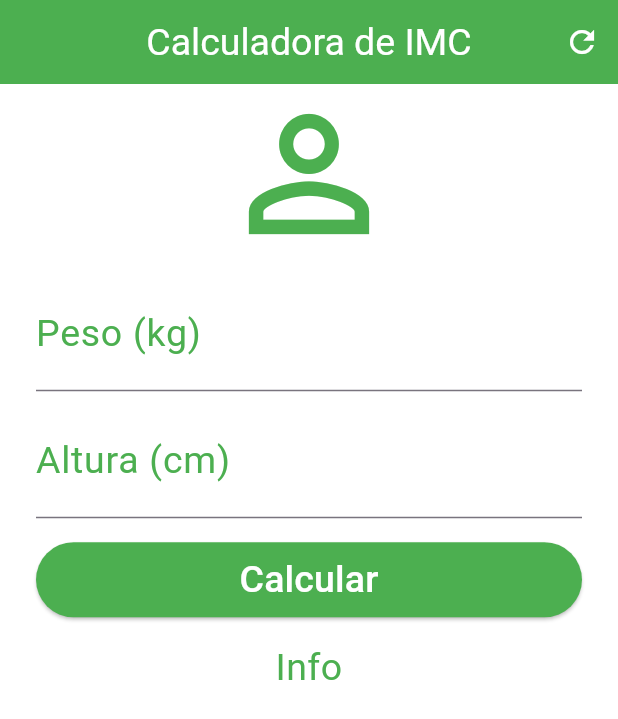
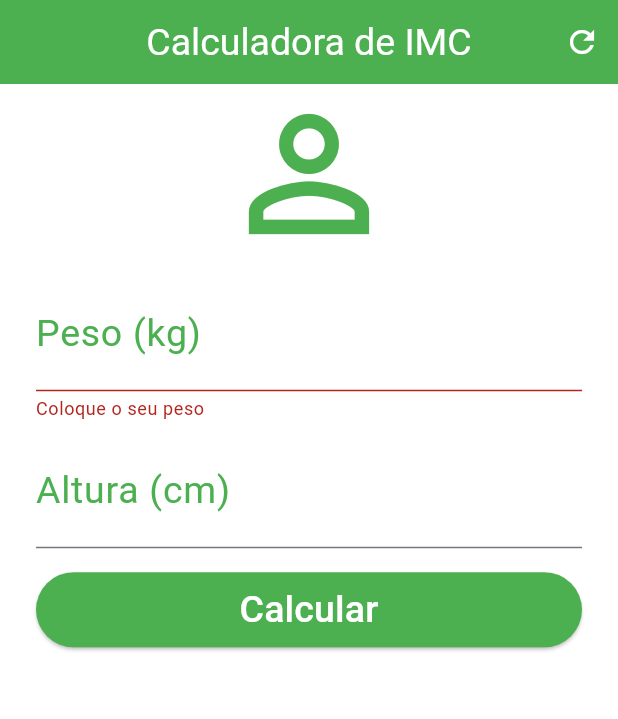
Before and after one commit to MatheusWDB/calculadora_imc, a Flutter app: the screen it shows after launch, after a tap on "Calcular", on a phone screen of 412 x 824 dp. Shown: the top 719 px of the screen. Run offline on Flutter 3.47's test engine with Material 3 defaults, Android fonts, the phone set to English and light mode, and no system bars.

Commit message:
Controller e Cálculos

```diff
--- a/lib/pages/home_page.dart
+++ b/lib/pages/home_page.dart
@@ -8,6 +8,13 @@ class HomePage extends StatefulWidget {
 }
 
 class _HomePageState extends State<HomePage> {
+  String info = '';
+  final TextEditingController weightController = TextEditingController();
+  final TextEditingController heightController = TextEditingController();
+
+  String? errorWeight;
+  String? errorHeight;
+
   @override
   Widget build(BuildContext context) {
     return SafeArea(
@@ -24,7 +31,7 @@ class _HomePageState extends State<HomePage> {
           backgroundColor: Colors.green,
           actions: [
             IconButton(
-              onPressed: () {},
+              onPressed: reset,
               icon: Icon(Icons.refresh),
               color: Colors.white,
             ),
@@ -43,8 +50,11 @@ class _HomePageState extends State<HomePage> {
                 color: Colors.green,
               ),
               TextField(
+                cursorColor: Colors.green,
+                controller: weightController,
                 keyboardType: TextInputType.number,
                 decoration: InputDecoration(
+                  errorText: errorWeight,
                   labelText: 'Peso (kg)',
                   suffixText: 'kg',
                   labelStyle: TextStyle(
@@ -55,6 +65,12 @@ class _HomePageState extends State<HomePage> {
                     color: Colors.green,
                     fontSize: 25,
                   ),
+                  focusedBorder: const UnderlineInputBorder(
+                    borderSide: BorderSide(
+                      color: Colors.green,
+                      width: 2.1,
+                    ),
+                  ),
                 ),
                 textAlign: TextAlign.center,
                 style: TextStyle(
@@ -63,15 +79,27 @@ class _HomePageState extends State<HomePage> {
                 ),
               ),
               TextField(
+                cursorColor: Colors.green,
+                controller: heightController,
                 keyboardType: TextInputType.number,
                 decoration: InputDecoration(
+                  errorText: errorHeight,
                   labelText: 'Altura (cm)',
                   suffixText: 'cm',
                   labelStyle: TextStyle(
                     color: Colors.green,
                     fontSize: 25,
                   ),
-                  suffixStyle: TextStyle(color: Colors.green, fontSize: 25),
+                  suffixStyle: TextStyle(
+                    color: Colors.green,
+                    fontSize: 25,
+                  ),
+                  focusedBorder: const UnderlineInputBorder(
+                    borderSide: BorderSide(
+                      color: Colors.green,
+                      width: 2.1,
+                    ),
+                  ),
                 ),
                 textAlign: TextAlign.center,
                 style: TextStyle(
@@ -86,7 +114,7 @@ class _HomePageState extends State<HomePage> {
                     backgroundColor: Colors.green,
                     fixedSize: Size(50, 50),
                   ),
-                  onPressed: () {},
+                  onPressed: calculate,
                   child: Text(
                     'Calcular',
                     style: TextStyle(
@@ -97,7 +125,7 @@ class _HomePageState extends State<HomePage> {
                 ),
               ),
               Text(
-                'Info',
+                info,
                 textAlign: TextAlign.center,
                 style: TextStyle(
                   color: Colors.green,
@@ -110,4 +138,63 @@ class _HomePageState extends State<HomePage> {
       ),
     );
   }
+
+  void reset() {
+    setState(() {
+      weightController.clear();
+      heightController.clear();
+      info = '';
+      errorHeight = null;
+      errorWeight = null;
+    });
+  }
+
+  void calculate() {
+    setState(() {
+      errorHeight = null;
+      errorWeight = null;
+
+      if (weightController.text == '') {
+        errorWeight = 'Coloque o seu peso';
+        return;
+      }
+      if (heightController.text == '') {
+        errorHeight = 'Coloque a sua altura';
+        return;
+      }
+
+      double weight = double.parse(weightController.text);
+      double height = double.parse(heightController.text) / 100;
+
+      weightController.clear();
+      heightController.clear();
+
+      double imc = weight / (height * height);
+
+      if (imc < 18.5) {
+        info = 'Abaixo do peso (imc: ${imc.toStringAsPrecision(3)})';
+        return;
+      }
+      if (imc < 24.9) {
+        info = 'Peso ideal (imc: ${imc.toStringAsPrecision(3)}';
+        return;
+      }
+      if (imc < 29.9) {
+        info = 'Sobrepeso (imc: ${imc.toStringAsPrecision(3)}';
+        return;
+      }
+      if (imc < 34.9) {
+        info = 'Obesidade grau I (imc: ${imc.toStringAsPrecision(3)}';
+        return;
+      }
+      if (imc < 39.9) {
+        info = 'Obesidade grau II (imc: ${imc.toStringAsPrecision(3)}';
+        return;
+      }
+      if (imc > 40) {
+        info = 'Obesidade mórbida (imc: ${imc.toStringAsPrecision(3)}';
+        return;
+      }
+    });
+  }
 }
```
